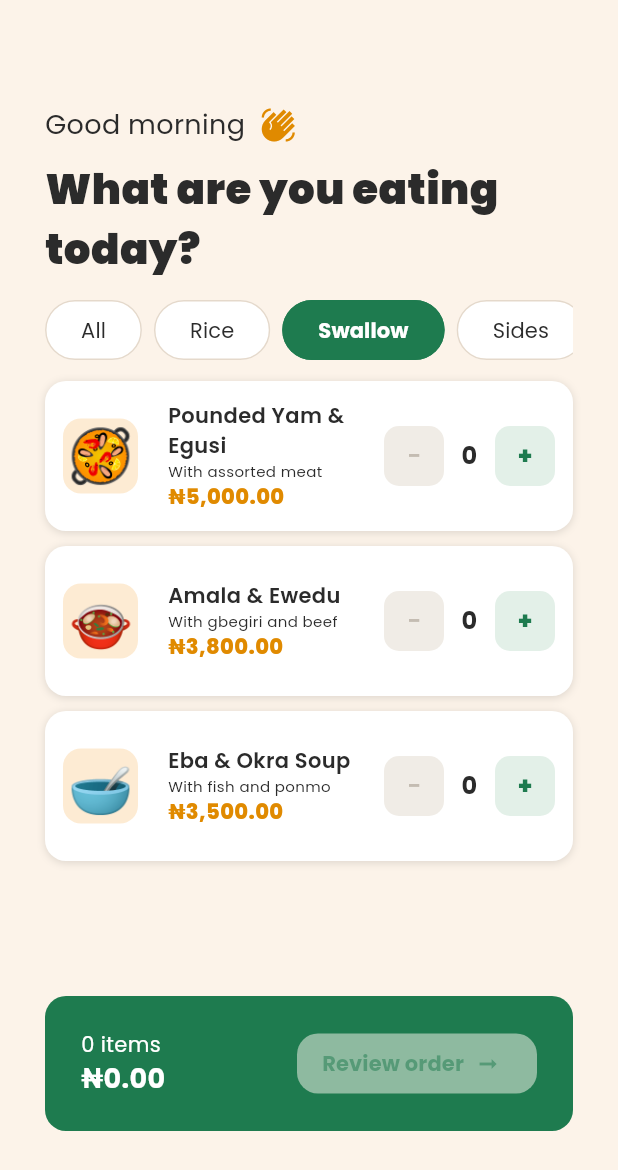
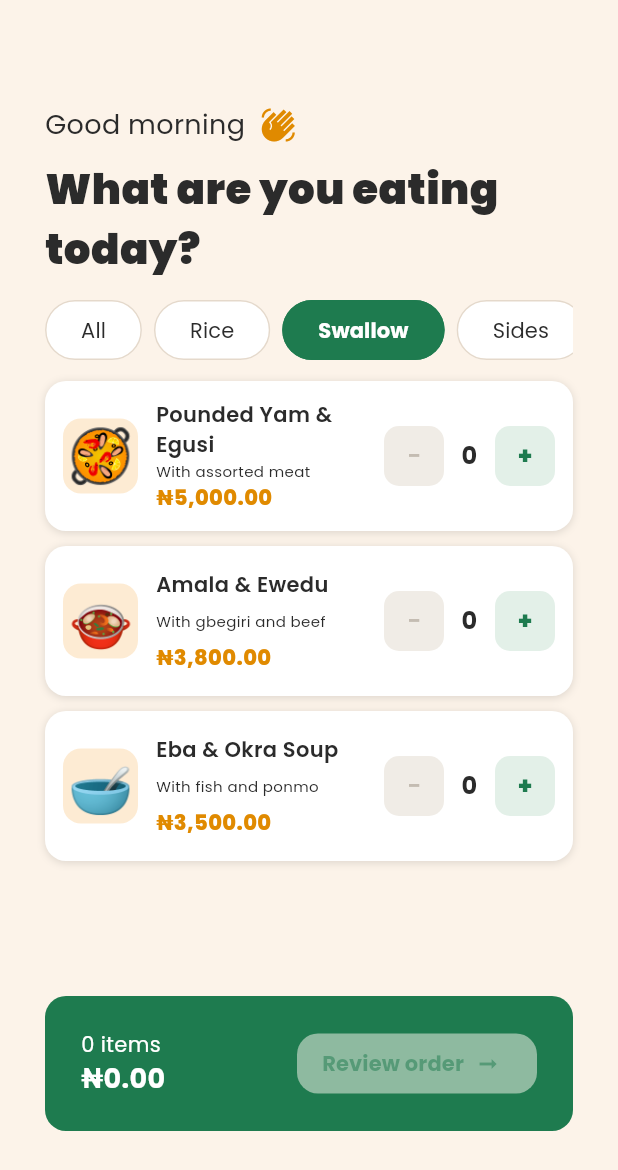
Before and after one commit to gitpeters/mama_put, a Flutter app: the screen it shows after launch, after a tap on "See today's menu", after a tap on "Rice", after a tap on "Swallow", on a phone screen of 412 x 824 dp. Shown: the top 1170 px of the screen. Run offline on Flutter 3.47's test engine with Material 3 defaults, Android fonts, the phone set to English and light mode, and no system bars; our stand-ins replace dotted_border, google_fonts.

Commit message:
fixed UIs

```diff
--- a/lib/widgets/menu_item_card.dart
+++ b/lib/widgets/menu_item_card.dart
@@ -27,14 +27,11 @@ class MenuItemCard extends StatelessWidget {
         color: Colors.white,
         borderRadius: BorderRadius.circular(14),
         boxShadow: [
-          BoxShadow(color: Colors.black12, blurRadius: 4, offset: Offset(0, 1))
-        ]
+          BoxShadow(color: Colors.black12, blurRadius: 4, offset: Offset(0, 1)),
+        ],
       ),
-      child: Expanded(
       child: Row(
-          mainAxisAlignment: MainAxisAlignment.spaceAround,
-          crossAxisAlignment: CrossAxisAlignment.center,
-          spacing: 20,
+          spacing: 12,
           children: [
             Container(
               height: 50,
@@ -42,20 +39,13 @@ class MenuItemCard extends StatelessWidget {
               alignment: Alignment.center,
               decoration: BoxDecoration(
                 color: Color(0xFFFDEBD3),
-                borderRadius: BorderRadius.circular(12)
+                borderRadius: BorderRadius.circular(12),
               ),
               child: Text(item.emoji, style: TextStyle(fontSize: 35)),
             ),
             Expanded(
               child: Column(
                 mainAxisAlignment: MainAxisAlignment.spaceAround,
-                crossAxisAlignment: CrossAxisAlignment.start,
-                children: [
-                  SizedBox(
-                    // width: 150,
-                    child: Expanded(
-                      child: Column(
-                        mainAxisAlignment: MainAxisAlignment.start,
                 crossAxisAlignment: CrossAxisAlignment.start,
                 children: [
                   Text(
@@ -86,10 +76,6 @@ class MenuItemCard extends StatelessWidget {
                 ],
               ),
             ),
-                  ),
-                ],
-              ),
-            ),
             QtyStepper(
               qty: qty,
               increaseQty: increaseQty,
@@ -97,7 +83,6 @@ class MenuItemCard extends StatelessWidget {
             ),
           ],
         ),
-      ),
     );
   }
 }
```
Also changed, not shown: lib/widgets/order_item.dart (+5 -31 lines). Lines whose indentation alone changed are shown as unchanged.
